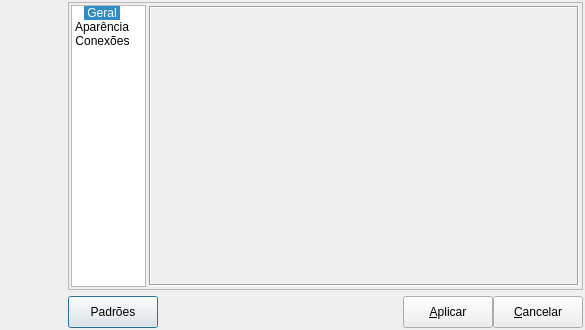
Old version of the form pgmodeler_ui/ui/formconfiguracao.ui in the repository erdincay/pgmodeler-old.
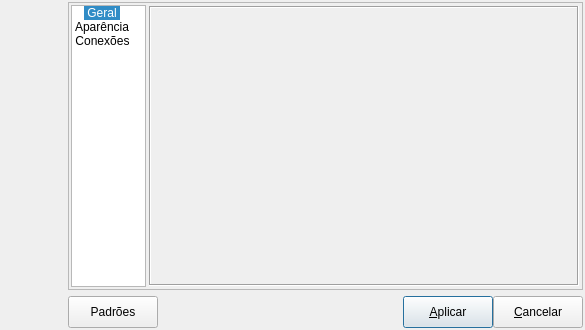
New version of the form. Icons and pictures are not drawn.

Patch:
```diff
--- a/pgmodeler_ui/ui/formconfiguracao.ui
+++ b/pgmodeler_ui/ui/formconfiguracao.ui
@@ -221,8 +221,11 @@
         <iconset resource="../res/resources.qrc">
          <normaloff>:/icones/icones/padroes.png</normaloff>:/icones/icones/padroes.png</iconset>
        </property>
+       <property name="autoDefault">
+        <bool>false</bool>
+       </property>
        <property name="default">
-        <bool>true</bool>
+        <bool>false</bool>
        </property>
       </widget>
      </item>
```
Left out of the diff: 2 changed lines with no effect on the pictures.
